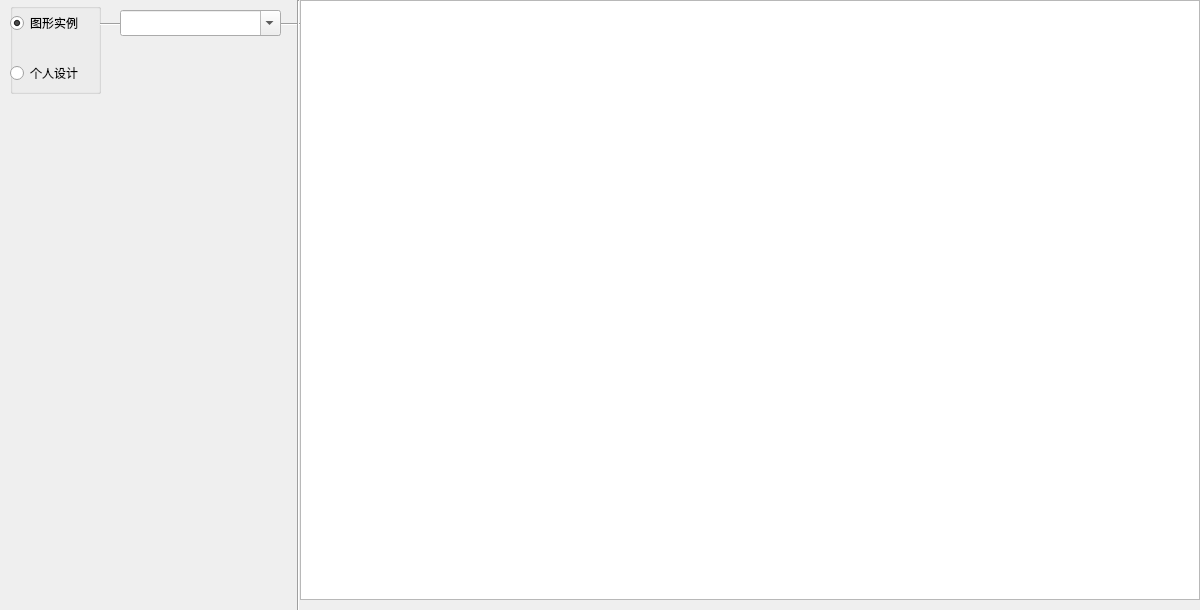
gangma2610/TangramUI, file TangramUI.ui: the form before one commit.
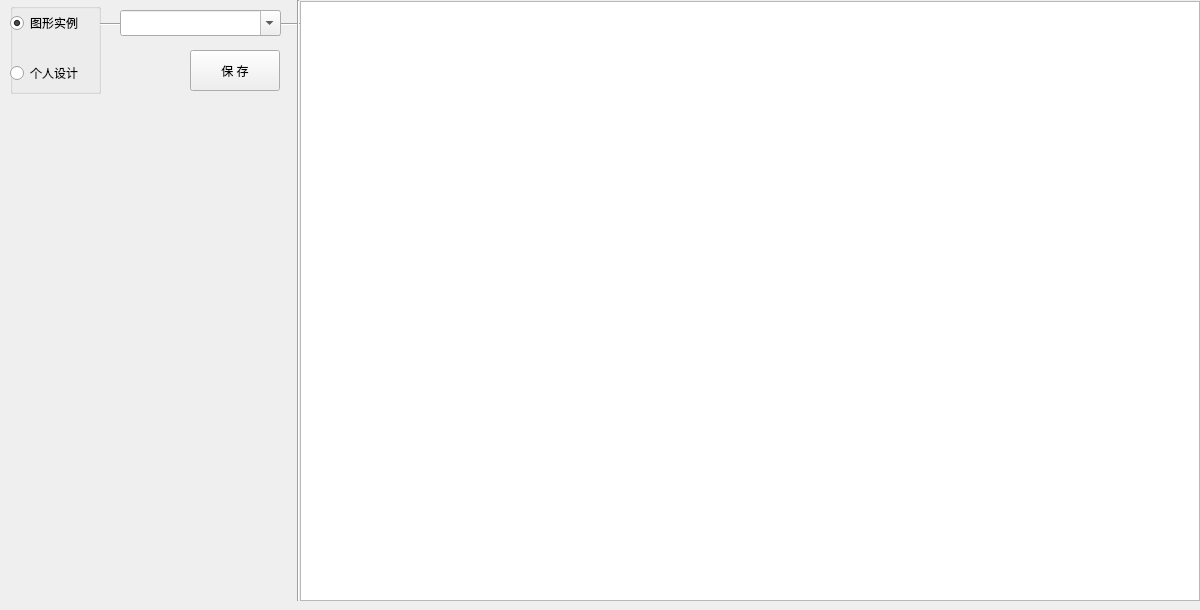
The form after the commit.

```diff
--- a/TangramUI.ui
+++ b/TangramUI.ui
@@ -99,7 +99,7 @@
      <x>290</x>
      <y>0</y>
      <width>16</width>
-     <height>611</height>
+     <height>601</height>
     </rect>
    </property>
    <property name="orientation">
@@ -123,10 +123,26 @@
    <property name="geometry">
     <rect>
      <x>300</x>
-     <y>0</y>
+     <y>1</y>
      <width>900</width>
      <height>600</height>
     </rect>
+   </property>
+   <property name="horizontalScrollBarPolicy">
+    <enum>Qt::ScrollBarAsNeeded</enum>
+   </property>
+  </widget>
+  <widget class="QPushButton" name="saveBtn">
+   <property name="geometry">
+    <rect>
+     <x>190</x>
+     <y>50</y>
+     <width>90</width>
+     <height>41</height>
+    </rect>
+   </property>
+   <property name="text">
+    <string>保 存</string>
    </property>
   </widget>
  </widget>
```
